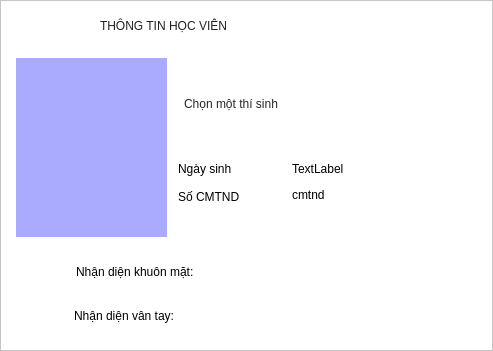
This is SettingScreen/Ui/CacBuocThemDuLieu/HienThiThongTinThiSinh.ui in Lam-dev/TheoryFaceRecognition as Qt 5 draws it before an edit. The edited form follows.
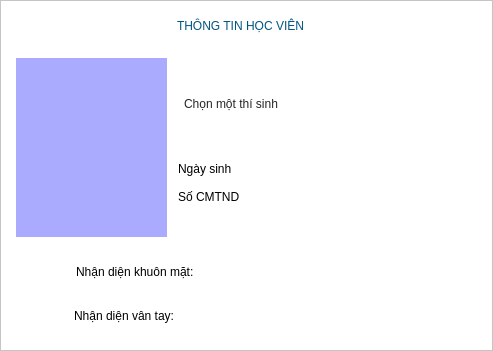
This is the edited form. Icons and pictures are not drawn.

```diff
--- a/SettingScreen/Ui/CacBuocThemDuLieu/HienThiThongTinThiSinh.ui
+++ b/SettingScreen/Ui/CacBuocThemDuLieu/HienThiThongTinThiSinh.ui
@@ -41,20 +41,24 @@
   <widget class="QLabel" name="label_thongTinHocVien">
    <property name="geometry">
     <rect>
-     <x>100</x>
+     <x>50</x>
      <y>10</y>
-     <width>323</width>
+     <width>381</width>
      <height>31</height>
     </rect>
    </property>
    <property name="styleSheet">
-    <string notr="true">color: rgb(33, 33, 33);
+    <string notr="true">
+color: rgb(0, 85, 127);
 font: 75 bold 18pt &quot;Ubuntu&quot;;
 </string>
    </property>
    <property name="text">
     <string>THÔNG TIN HỌC VIÊN</string>
    </property>
+   <property name="alignment">
+    <set>Qt::AlignCenter</set>
+   </property>
   </widget>
   <widget class="QLabel" name="label_nameOfStudent">
    <property name="geometry">
@@ -99,7 +103,7 @@
     </rect>
    </property>
    <property name="text">
-    <string>TextLabel</string>
+    <string/>
    </property>
   </widget>
   <widget class="QLabel" name="label_soCMTND">
@@ -125,7 +129,7 @@
     </rect>
    </property>
    <property name="text">
-    <string>cmtnd</string>
+    <string/>
    </property>
   </widget>
   <widget class="QLabel" name="label_faceIcon">
```
Left out of the diff: 2 changed lines with no effect on the pictures.
